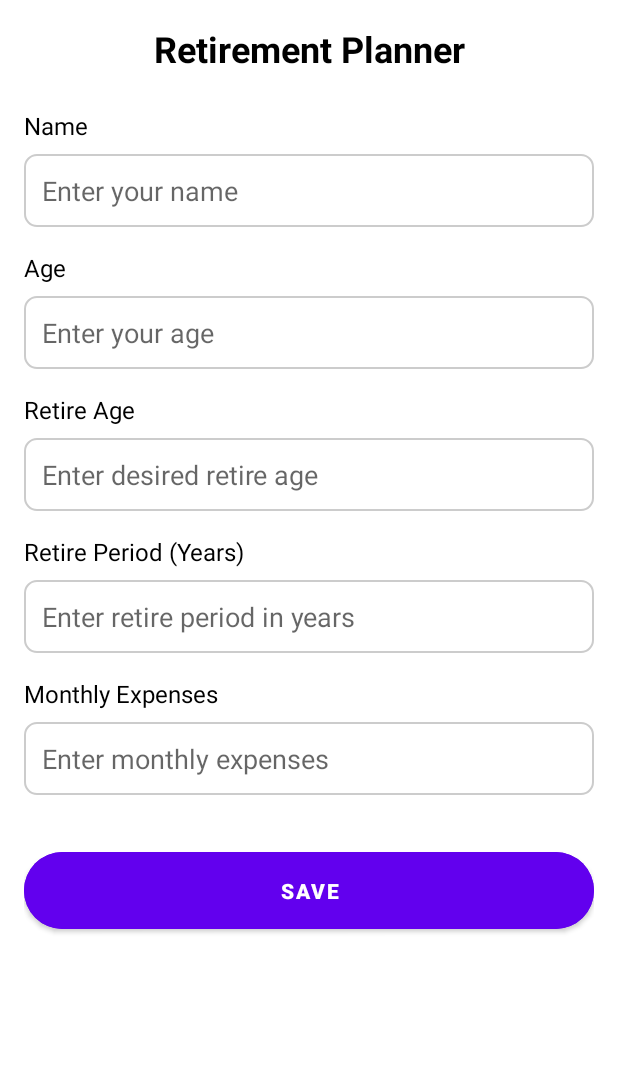
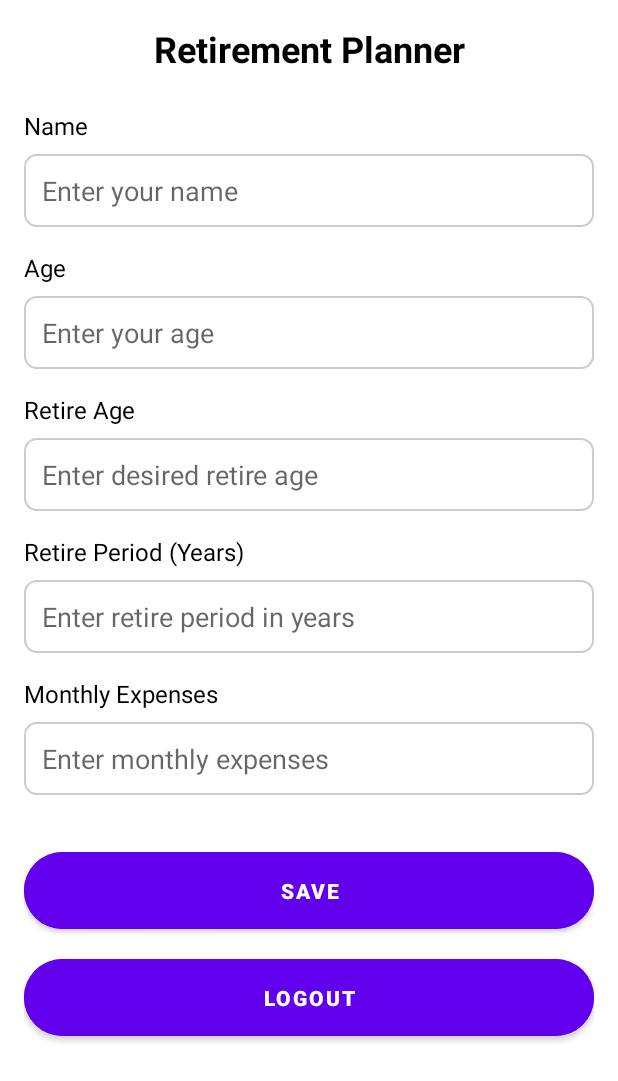
Before and after one commit to C242-PS128/ui-finance, an Android app: the layout fragment_profile.xml on its own in the app's theme, with its tools: preview values and no code run, on a phone screen of 412 x 824 dp. Shown: the top 1081 px of the screen. Run offline under Robolectric (Android 15) with nearby library versions, the phone set to English and light mode, and no system bars.

Commit message:
ui sudah beres

```diff
--- a/app/src/main/res/layout/fragment_profile.xml
+++ b/app/src/main/res/layout/fragment_profile.xml
@@ -132,7 +132,7 @@
 
         <!-- Save Button -->
         <com.google.android.material.button.MaterialButton
-            android:id="@+id/btn_save"
+            android:id="@+id/btn_logout"
             android:layout_width="match_parent"
             android:layout_height="wrap_content"
             android:text="@string/button_save_retirement"
@@ -143,5 +143,17 @@
             android:padding="16dp"
             android:textStyle="bold" />
 
+        <com.google.android.material.button.MaterialButton
+            android:id="@+id/btn_save"
+            android:layout_width="match_parent"
+            android:layout_height="wrap_content"
+            android:text="@string/title_logout"
+            android:layout_marginTop="8dp"
+            app:cornerRadius="50dp"
+            android:backgroundTint="#6200EE"
+            android:textColor="#FFFFFF"
+            android:padding="16dp"
+            android:textStyle="bold" />
+
     </LinearLayout>
 </ScrollView>
--- a/app/src/main/res/menu/bottom_navigation_menu.xml
+++ b/app/src/main/res/menu/bottom_navigation_menu.xml
@@ -22,7 +22,7 @@
 
     <item
         android:id="@+id/navigation_settings"
-        android:icon="@drawable/baseline_settings_24"
-        android:title="@string/title_settings"/>
+        android:icon="@drawable/baseline_person_24"
+        android:title="@string/title_profile"/>
 
 </menu>
--- a/app/src/main/res/values/strings.xml
+++ b/app/src/main/res/values/strings.xml
@@ -12,7 +12,7 @@
     <string name="title_prediction">Prediction</string>
     <string name="title_add_savings">Add savings</string>
     <string name="title_financial_freedom">Financial Freedom</string>
-    <string name="title_settings">Settings</string>
+    <string name="title_profile">Profile</string>
     <string name="login_title">Login</string>
     <string name="email">Email</string>
     <string name="enter_email">Masukkan Email</string>
@@ -62,4 +62,5 @@
     <string name="button_save_retirement">Save</string>
     <string name="button_sign_in_with_google">Sign in with Google</string>
     <string name="title_app_logo">App Logo</string>
+    <string name="title_logout">Logout</string>
 </resources>
```
